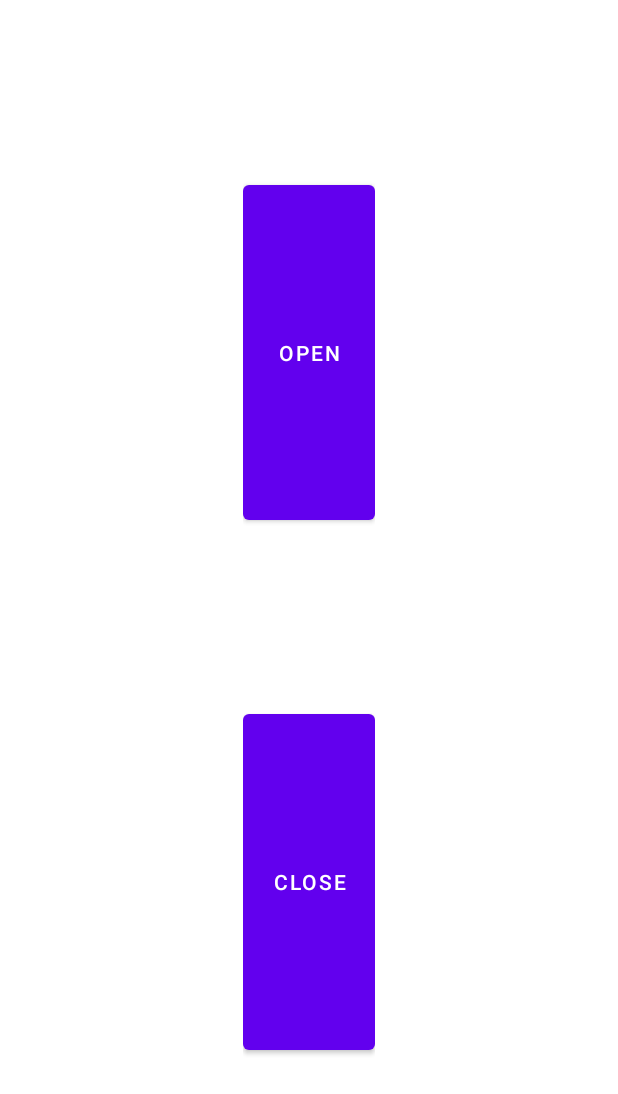
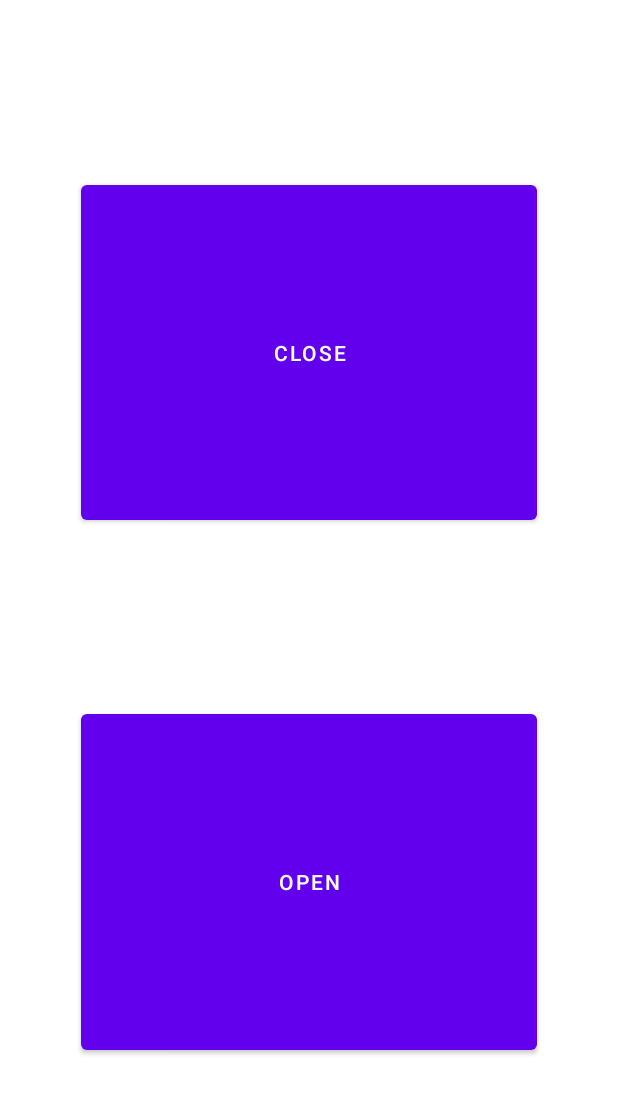
Before and after one commit to enthali/GContrl, an Android app: the layout activity_main.xml on its own in the app's theme, with its tools: preview values and no code run, on a phone screen of 412 x 824 dp. Shown: the top 1094 px of the screen. Run offline under Robolectric (Android 15) with nearby library versions, the phone set to English and light mode, and no system bars.

Commit message:
changed to table layout

```diff
--- a/app/src/main/res/layout/activity_main.xml
+++ b/app/src/main/res/layout/activity_main.xml
@@ -1,49 +1,93 @@
 <?xml version="1.0" encoding="utf-8"?>
-<androidx.constraintlayout.widget.ConstraintLayout xmlns:android="http://schemas.android.com/apk/res/android"
-    xmlns:app="http://schemas.android.com/apk/res-auto"
+<androidx.constraintlayout.widget.ConstraintLayout
+    xmlns:android="http://schemas.android.com/apk/res/android"
     xmlns:tools="http://schemas.android.com/tools"
     android:layout_width="match_parent"
     android:layout_height="match_parent"
     tools:context=".MainActivity">
 
-    <LinearLayout
-        android:layout_width="wrap_content"
-        android:layout_height="match_parent"
-        android:weightSum="7"
-        android:orientation="vertical"
-        app:layout_constraintBottom_toBottomOf="parent"
-        app:layout_constraintEnd_toEndOf="parent"
-        app:layout_constraintStart_toStartOf="parent"
-        app:layout_constraintTop_toTopOf="parent">
+    <TableLayout
+        android:layout_width="match_parent"
+        android:layout_height="match_parent">
 
-        <Space
+        <TableRow
             android:layout_width="match_parent"
-            android:layout_height="0pt"
-            android:layout_weight="1" />
+            android:layout_height="match_parent"
+            android:layout_weight="1">
 
-        <Button
-            android:id="@+id/openbutton"
+            <Space
+                android:layout_width="wrap_content"
+                android:layout_height="wrap_content" />
+        </TableRow>
+
+        <TableRow
             android:layout_width="match_parent"
-            android:layout_height="0pt"
-            android:layout_weight="2"
-            android:text="@string/open" />
+            android:layout_height="match_parent"
+            android:layout_weight="2">
 
-        <Space
+            <Space
+                android:layout_width="wrap_content"
+                android:layout_height="wrap_content"
+                android:layout_weight="1" />
+
+            <Button
+                android:id="@+id/closebutton"
+                android:layout_width="match_parent"
+                android:layout_height="match_parent"
+                android:layout_weight="4"
+                android:text="@string/close" />
+
+            <Space
+                android:layout_width="wrap_content"
+                android:layout_height="wrap_content"
+                android:layout_weight="1" />
+        </TableRow>
+
+        <TableRow
             android:layout_width="match_parent"
-            android:layout_height="0pt"
-            android:layout_weight="1" />
+            android:layout_height="match_parent"
+            android:layout_weight="1">
 
-        <Button
-            android:id="@+id/closebutton"
+            <Space
+                android:layout_width="wrap_content"
+                android:layout_height="wrap_content" />
+
+        </TableRow>
+
+        <TableRow
             android:layout_width="match_parent"
-            android:layout_height="0pt"
-            android:layout_weight="2"
-            android:text="@string/close" />
+            android:layout_height="match_parent"
+            android:layout_weight="2">
 
-        <Space
+            <Space
+                android:layout_width="wrap_content"
+                android:layout_height="wrap_content"
+                android:layout_weight="1" />
+
+            <Button
+                android:id="@+id/openbutton"
+                android:layout_width="match_parent"
+                android:layout_height="match_parent"
+                android:layout_weight="4"
+                android:text="@string/open" />
+
+            <Space
+                android:layout_width="wrap_content"
+                android:layout_height="wrap_content"
+                android:layout_weight="1" />
+        </TableRow>
+
+        <TableRow
             android:layout_width="match_parent"
-            android:layout_height="0dp"
-            android:layout_weight="1" />
-    </LinearLayout>
+            android:layout_height="match_parent"
+            android:layout_weight="1">
+
+            <Space
+                android:layout_width="wrap_content"
+                android:layout_height="wrap_content" />
+        </TableRow>
+
+
+    </TableLayout>
 
 </androidx.constraintlayout.widget.ConstraintLayout>
```
